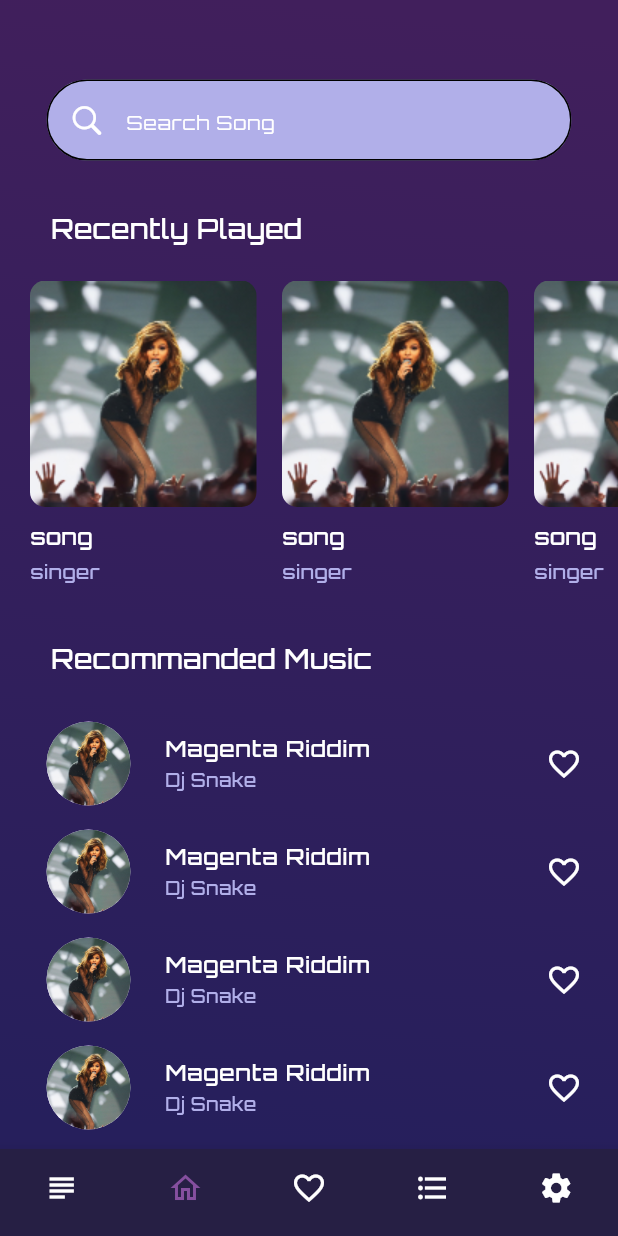
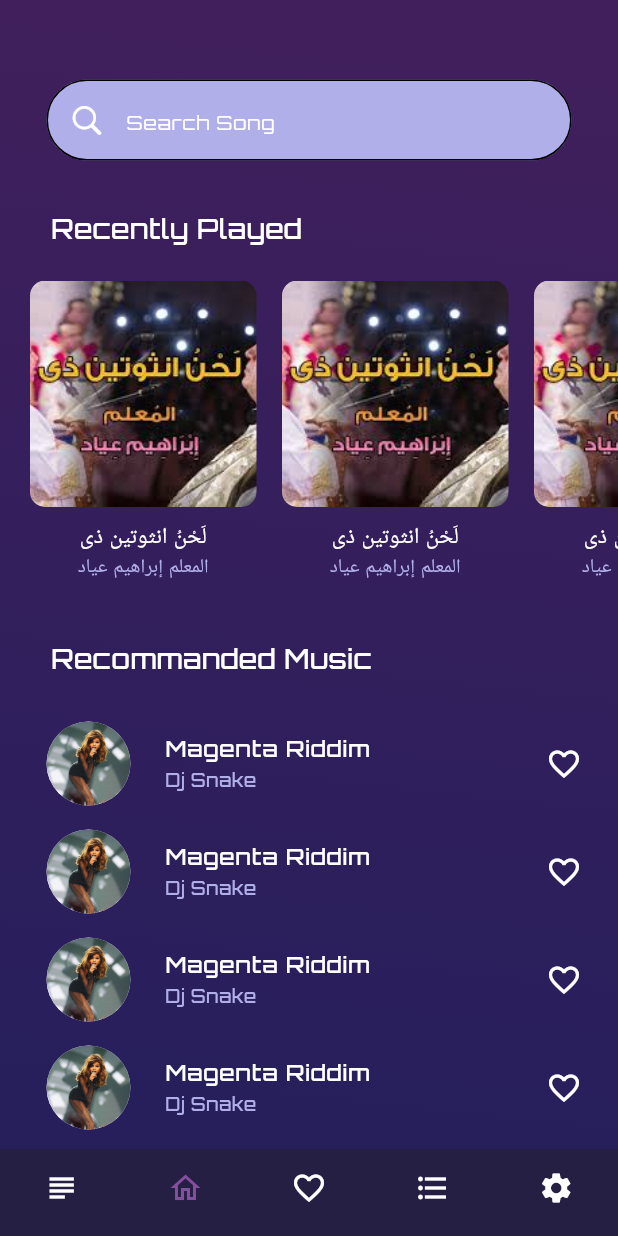
Before and after one commit to PhilopaterNabil/CODSOFT, a Flutter app: the MainHomeScreen screen opened by its route, on a phone screen of 412 x 824 dp. Run offline on Flutter 3.47's test engine with Material 3 defaults, Android fonts, the phone set to English and light mode, and no system bars; our stand-ins replace bloc, cloud_firestore, curved_navigation_bar, date_picker_timeline, equatable, firebase_core and 14 more; accounts and stored records are empty.

Commit message:
Add alhan audios and images assets, and update home screen to display alhan songs dynamically. Also update app bar icon size in play music screen.

```diff
--- a/Music Player App/lib/core/resources/assets_managers.dart
+++ b/Music Player App/lib/core/resources/assets_managers.dart
@@ -1,7 +1,12 @@
 class AssetsManagers {
   static const pathImages = 'assets/images';
-  static const pathControllersMusicImages = 'assets/images/controllers_music_images';
-  static const logo = '$pathImages/drums.gif';
+  static const pathAudios = 'assets/audios';
+
+  static const pathControllersMusicImages = '$pathImages/controllers_music_images';
+  static const pathAlhanImages = '$pathImages/alhan_images';
+  static const pathAlhanAudios = '$pathAudios/alhan_audios';
+
+  static const logo = '$pathImages/music-notes.png';
   static const onBoardingImage = '$pathImages/onBoardingImage.png';
   static const test = '$pathImages/test.png';
   static const random = '$pathControllersMusicImages/Random.png';
--- /dev/null
+++ b/Music Player App/lib/core/resources/constants_value.dart
@@ -0,0 +1,27 @@
+import 'package:music_player_app/models/songs_model.dart';
+
+class ConstantsValue {
+  List<SongsModel> listAlhan = [
+    SongsModel(
+      pathSong:
+          'assets/audios/alhan_audio/لَحْنُ_انثوتين_ذى-المعلم_ابراهيم_عياد.mp3',
+      image: 'assets/images/alhan_images/لحن_انثوتين_ذي.jpeg',
+      singer: 'المعلم إبراهيم عياد',
+      song: 'لَحْنُ انثوتين ذى',
+    ),
+    SongsModel(
+      pathSong:
+          'assets/audios/alhan_audio/لَحْنُ_انثوتين_ذى-المعلم_ابراهيم_عياد.mp3',
+      image: 'assets/images/alhan_images/لحن_انثوتين_ذي.jpeg',
+      singer: 'المعلم إبراهيم عياد',
+      song: 'لَحْنُ انثوتين ذى',
+    ),
+    SongsModel(
+      pathSong:
+          'assets/audios/alhan_audio/لَحْنُ_انثوتين_ذى-المعلم_ابراهيم_عياد.mp3',
+      image: 'assets/images/alhan_images/لحن_انثوتين_ذي.jpeg',
+      singer: 'المعلم إبراهيم عياد',
+      song: 'لَحْنُ انثوتين ذى',
+    ),
+  ];
+}
--- a/Music Player App/lib/features/main_home/screens/home_screen.dart
+++ b/Music Player App/lib/features/main_home/screens/home_screen.dart
@@ -2,13 +2,13 @@ import 'package:flutter/material.dart';
 import 'package:music_player_app/controller/home_controller.dart';
 import 'package:music_player_app/core/resources/alignment_managers.dart';
 import 'package:music_player_app/core/resources/color_managers.dart';
+import 'package:music_player_app/core/resources/constants_value.dart';
 import 'package:music_player_app/core/resources/padding_value.dart';
 import 'package:music_player_app/core/resources/strings_values_managers.dart';
 import 'package:music_player_app/features/main_home/widgets/custom_row_recommended_music.dart';
 import 'package:music_player_app/features/main_home/widgets/custom_songs_home_screen.dart';
 import 'package:music_player_app/features/main_home/widgets/custom_text_field_home_screen.dart';
 import 'package:music_player_app/features/main_home/widgets/custom_title_home_screen.dart';
-import 'package:music_player_app/models/songs_model.dart';
 
 class HomeScreen extends StatelessWidget {
   const HomeScreen({super.key});
@@ -37,12 +37,7 @@ class HomeScreen extends StatelessWidget {
                 top: PaddingValue.kPadding32,
               ),
               CustomSongsHomeScreen(
-                songsModel: SongsModel(
-                  image: 'image',
-                  singer: 'singer',
-                  song: 'song',
-                  pathSong: 'pathSong',
-                ),
+                songsModel: ConstantsValue().listAlhan,
                 onTap: () => HomeController.navigatorToPlayMusicScreen(context),
               ),
               const CustomTitleHomeScreen(
--- a/Music Player App/lib/features/main_home/widgets/custom_songs_home_screen.dart
+++ b/Music Player App/lib/features/main_home/widgets/custom_songs_home_screen.dart
@@ -11,7 +11,7 @@ class CustomSongsHomeScreen extends StatelessWidget {
   const CustomSongsHomeScreen(
       {super.key, required this.songsModel, required this.onTap});
 
-  final SongsModel songsModel;
+  final List<SongsModel> songsModel;
   final void Function() onTap;
 
   @override
@@ -22,7 +22,7 @@ class CustomSongsHomeScreen extends StatelessWidget {
         padding: const EdgeInsets.only(
             left: PaddingValue.kPadding20, top: PaddingValue.kPadding22),
         child: ListView.separated(
-          itemCount: songsModel.song.length,
+          itemCount: songsModel.length,
           scrollDirection: Axis.horizontal,
           separatorBuilder: (context, index) =>
               const SizedBox(width: WidthValuesManagers.kWidth17),
@@ -30,13 +30,13 @@ class CustomSongsHomeScreen extends StatelessWidget {
             return GestureDetector(
               onTap: onTap,
               child: Column(
-                crossAxisAlignment: CrossAxisAlignment.start,
+                // crossAxisAlignment: CrossAxisAlignment.start,
                 children: [
                   ClipRRect(
                     borderRadius:
                         BorderRadius.circular(RadiusValuesManagers.kRadius10),
                     child: Image.asset(
-                      'assets/images/test.png',
+                      songsModel[index].image,
                       fit: BoxFit.cover,
                       width: WidthValuesManagers.kWidth151,
                       height: HeightValuesManagers.kHeight151,
@@ -44,16 +44,16 @@ class CustomSongsHomeScreen extends StatelessWidget {
                   ),
                   const SizedBox(height: HeightValuesManagers.kHeight9),
                   Text(
-                    songsModel.song,
+                    songsModel[index].song,
                     style: const TextStyle(
                       color: ColorManagers.kWhiteColor,
                       fontSize: FontSizeManagers.kFontSize15,
                       fontWeight: FontWeightManagers.kMedium,
                     ),
                   ),
-                  const SizedBox(height: HeightValuesManagers.kHeight4),
+                  // const SizedBox(height: HeightValuesManagers.kHeight4),
                   Text(
-                    songsModel.singer,
+                    songsModel[index].singer,
                     style: const TextStyle(
                       color: ColorManagers.kLightWhiteColor,
                       fontSize: FontSizeManagers.kFontSize13,
--- a/Music Player App/lib/features/play_music/widgets/custom_app_bar_play_music_screen.dart
+++ b/Music Player App/lib/features/play_music/widgets/custom_app_bar_play_music_screen.dart
@@ -41,7 +41,7 @@ class CustomAppBarPlayMusicScreen extends StatelessWidget
           onPressed: () {},
           icon: const Icon(
             Icons.more_vert_outlined,
-            size: FontSizeManagers.kFontSize20,
+            size: FontSizeManagers.kFontSize24,
             color: ColorManagers.kWhiteColor,
           ),
         ),
--- a/Music Player App/pubspec.yaml
+++ b/Music Player App/pubspec.yaml
@@ -58,6 +58,9 @@ flutter:
   assets:
     - assets/images/
     - assets/images/controllers_music_images/
+    - assets/images/alhan_images/
+    - assets/audios/
+    - assets/audios/alhan_audio/
 
   # An image asset can refer to one or more resolution-specific "variants", see
   # https://flutter.dev/assets-and-images/#resolution-aware
```
Also changed, not shown: Music Player App/assets/images/alhan_images/لحن_انثوتين_ذي.jpeg (added), Music Player App/assets/images/alhan_images/لحن_ني_رومي.jpeg (added), Music Player App/assets/images/music-notes.png (added), 1 other file.
